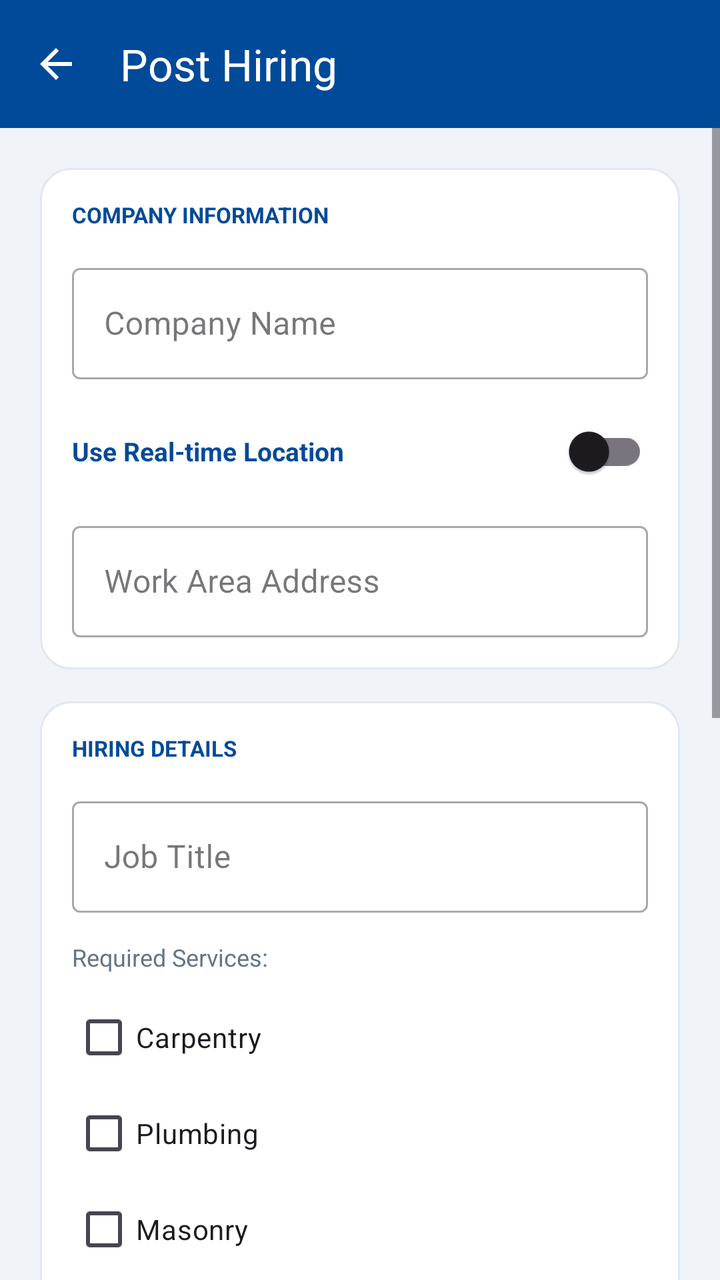
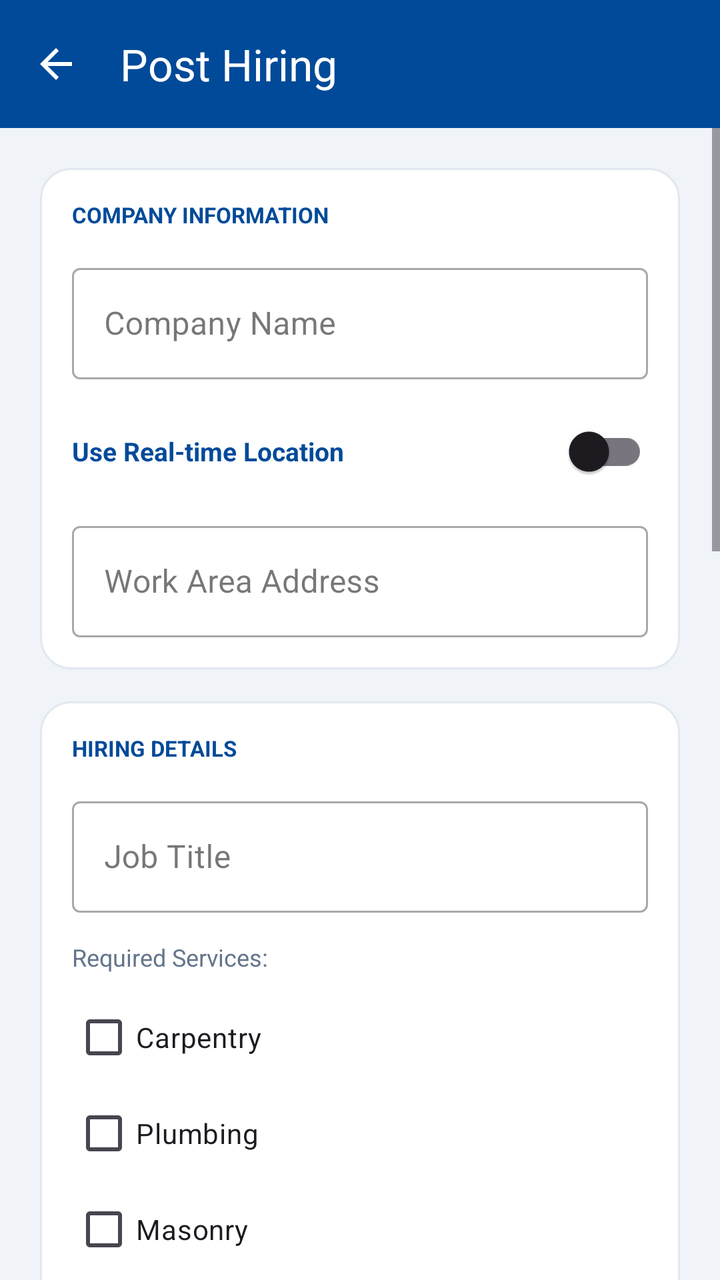

Two renders of the same Android screen: before a commit and after it. Below are the layout's source before the change and the commit's diff.
<!-- AndroidManifest.xml: application theme Theme.Newtacks -->
<!-- res/layout/activity_create_hiring.xml -->
<?xml version="1.0" encoding="utf-8"?>
<LinearLayout
    xmlns:android="http://schemas.android.com/apk/res/android"
    xmlns:app="http://schemas.android.com/apk/res-auto"
    android:layout_width="match_parent"
    android:layout_height="match_parent"
    android:orientation="vertical"
    android:background="#F0F4F8">

    <androidx.appcompat.widget.Toolbar
        android:id="@+id/toolbar"
        android:layout_width="match_parent"
        android:layout_height="?attr/actionBarSize"
        android:background="#004A99"
        android:elevation="4dp"
        app:title="Post Hiring"
        app:titleTextColor="#FFFFFF"
        app:navigationIcon="@drawable/ic_back" />

    <ScrollView
        android:layout_width="match_parent"
        android:layout_height="match_parent"
        android:fillViewport="true">

        <LinearLayout
            android:layout_width="match_parent"
            android:layout_height="wrap_content"
            android:orientation="vertical"
            android:padding="20dp">

            
            <LinearLayout
                android:layout_width="match_parent"
                android:layout_height="wrap_content"
                android:orientation="vertical"
                android:background="@drawable/bg_card"
                android:padding="16dp"
                android:layout_marginBottom="16dp">

                <TextView
                    android:layout_width="wrap_content"
                    android:layout_height="wrap_content"
                    android:text="COMPANY INFORMATION"
                    android:textColor="#004A99"
                    android:textSize="11sp"
                    android:textStyle="bold"
                    android:layout_marginBottom="14dp" />

                <com.google.android.material.textfield.TextInputLayout
                    android:layout_width="match_parent"
                    android:layout_height="wrap_content"
                    android:hint="Company Name"
                    style="@style/Widget.MaterialComponents.TextInputLayout.OutlinedBox"
                    android:layout_marginBottom="12dp">
                    <com.google.android.material.textfield.TextInputEditText
                        android:id="@+id/etCompanyName"
                        android:layout_width="match_parent"
                        android:layout_height="wrap_content"
                        android:enabled="false" />
                </com.google.android.material.textfield.TextInputLayout>

                <LinearLayout
                    android:layout_width="match_parent"
                    android:layout_height="wrap_content"
                    android:orientation="horizontal"
                    android:gravity="center_vertical"
                    android:layout_marginBottom="8dp">

                    <TextView
                        android:layout_width="0dp"
                        android:layout_height="wrap_content"
                        android:layout_weight="1"
                        android:text="Use Real-time Location"
                        android:textColor="#004A99"
                        android:textStyle="bold"
                        android:textSize="13sp" />

                    <com.google.android.material.switchmaterial.SwitchMaterial
                        android:id="@+id/switchRealTimeLocation"
                        android:layout_width="wrap_content"
                        android:layout_height="wrap_content" />
                </LinearLayout>

                <com.google.android.material.textfield.TextInputLayout
                    android:layout_width="match_parent"
                    android:layout_height="wrap_content"
                    android:hint="Work Area Address"
                    style="@style/Widget.MaterialComponents.TextInputLayout.OutlinedBox">
                    <com.google.android.material.textfield.TextInputEditText
                        android:id="@+id/etCompanyAddress"
                        android:layout_width="match_parent"
                        android:layout_height="wrap_content" />
                </com.google.android.material.textfield.TextInputLayout>

            </LinearLayout>

            
            <LinearLayout
                android:layout_width="match_parent"
                android:layout_height="wrap_content"
                android:orientation="vertical"
                android:background="@drawable/bg_card"
                android:padding="16dp"
                android:layout_marginBottom="16dp">

                <TextView
                    android:layout_width="wrap_content"
                    android:layout_height="wrap_content"
                    android:text="HIRING DETAILS"
                    android:textColor="#004A99"
                    android:textSize="11sp"
                    android:textStyle="bold"
                    android:layout_marginBottom="14dp" />

                <com.google.android.material.textfield.TextInputLayout
                    android:layout_width="match_parent"
                    android:layout_height="wrap_content"
                    android:hint="Job Title"
                    style="@style/Widget.MaterialComponents.TextInputLayout.OutlinedBox"
                    android:layout_marginBottom="14dp">
                    <com.google.android.material.textfield.TextInputEditText
                        android:id="@+id/etHiringTitle"
                        android:layout_width="match_parent"
                        android:layout_height="wrap_content" />
                </com.google.android.material.textfield.TextInputLayout>

                <TextView
                    android:layout_width="wrap_content"
                    android:layout_height="wrap_content"
                    android:text="Required Services:"
                    android:textColor="#64748B"
                    android:textSize="12sp"
                    android:layout_marginBottom="8dp" />

                <CheckBox android:id="@+id/cbCarpentry" android:layout_width="wrap_content" android:layout_height="wrap_content" android:text="Carpentry" />
                <CheckBox android:id="@+id/cbPlumbing" android:layout_width="wrap_content" android:layout_height="wrap_content" android:text="Plumbing" />
                <CheckBox android:id="@+id/cbMasonry" android:layout_width="wrap_content" android:layout_height="wrap_content" android:text="Masonry" />
                <CheckBox android:id="@+id/cbWelding" android:layout_width="wrap_content" android:layout_height="wrap_content" android:text="Welding" />
                <CheckBox android:id="@+id/cbPainting" android:layout_width="wrap_content" android:layout_height="wrap_content" android:text="Painting" />

                <TextView
                    android:layout_width="wrap_content"
                    android:layout_height="wrap_content"
                    android:text="Employment Type:"
                    android:textColor="#64748B"
                    android:textSize="12sp"
                    android:layout_marginTop="12dp"
                    android:layout_marginBottom="8dp" />

                <RadioGroup
                    android:id="@+id/rgEmploymentType"
                    android:layout_width="match_parent"
                    android:layout_height="wrap_content"
                    android:orientation="horizontal">
                    <RadioButton android:id="@+id/rbPartTime" android:layout_width="wrap_content" android:layout_height="wrap_content" android:text="Part-time" />
                    <RadioButton android:id="@+id/rbFullTime" android:layout_width="wrap_content" android:layout_height="wrap_content" android:text="Full-time" android:layout_marginStart="8dp" />
                    <RadioButton android:id="@+id/rbProject" android:layout_width="wrap_content" android:layout_height="wrap_content" android:text="Project" android:layout_marginStart="8dp" />
                </RadioGroup>

            </LinearLayout>

            
            <LinearLayout
                android:layout_width="match_parent"
                android:layout_height="wrap_content"
                android:orientation="vertical"
                android:background="@drawable/bg_card"
                android:padding="16dp"
                android:layout_marginBottom="16dp">

                <TextView
                    android:layout_width="wrap_content"
                    android:layout_height="wrap_content"
                    android:text="RATE &amp; SCHEDULE"
                    android:textColor="#004A99"
                    android:textSize="11sp"
                    android:textStyle="bold"
                    android:layout_marginBottom="14dp" />

                <com.google.android.material.textfield.TextInputLayout
                    android:layout_width="match_parent"
                    android:layout_height="wrap_content"
                    android:hint="Daily Rate"
                    app:prefixText="₱ "
                    style="@style/Widget.MaterialComponents.TextInputLayout.OutlinedBox"
                    android:layout_marginBottom="14dp">
                    <com.google.android.material.textfield.TextInputEditText
                        android:id="@+id/etDailyRate"
                        android:layout_width="match_parent"
                        android:layout_height="wrap_content"
                        android:inputType="numberDecimal" />
                </com.google.android.material.textfield.TextInputLayout>

                <TextView
                    android:layout_width="wrap_content"
                    android:layout_height="wrap_content"
                    android:text="Hiring Deadline (Post will close after this date)"
                    android:textColor="#64748B"
                    android:textSize="12sp"
                    android:layout_marginTop="14dp"
                    android:layout_marginBottom="4dp" />

                <com.google.android.material.button.MaterialButton
                    android:id="@+id/btnSelectClosingDate"
                    android:layout_width="match_parent"
                    android:layout_height="52dp"
                    android:text="Select Closing Date"
                    app:backgroundTint="#FFFFFF"
                    android:textColor="#64748B"
                    app:strokeWidth="1dp"
                    app:strokeColor="#CBD5E1"
                    app:cornerRadius="8dp"
                    app:icon="@drawable/ic_calendar"
                    app:iconTint="#004A99"
                    app:iconGravity="textStart" />

            </LinearLayout>

            <com.google.android.material.button.MaterialButton
                android:id="@+id/btnSubmitHiring"
                android:layout_width="match_parent"
                android:layout_height="56dp"
                android:text="Post Hiring Request"
                android:textStyle="bold"
                app:cornerRadius="12dp"
                app:backgroundTint="#004A99"
                android:layout_marginBottom="24dp" />

        </LinearLayout>
    </ScrollView>

</LinearLayout>
<!-- resources referenced by this layout -->
<resources>
  <!-- drawable bg_card (drawable) -->
  <?xml version="1.0" encoding="utf-8"?>
  <shape xmlns:android="http://schemas.android.com/apk/res/android"
      android:shape="rectangle">
      <solid android:color="#FFFFFF" />
      <corners android:radius="15dp" />
      <stroke android:width="1dp" android:color="#E2E8F0" />
  </shape>
  <!-- drawable ic_back (drawable) -->
  <?xml version="1.0" encoding="utf-8"?>
  <vector xmlns:android="http://schemas.android.com/apk/res/android"
      android:width="24dp"
      android:height="24dp"
      android:viewportWidth="24"
      android:viewportHeight="24">
      <path
          android:fillColor="#FFFFFF"
          android:pathData="M20,11H7.83l5.59,-5.59L12,4l-8,8 8,8 1.41,-1.41L7.83,13H20v-2z"/>
  </vector>
  <!-- drawable ic_calendar (drawable) -->
  <?xml version="1.0" encoding="utf-8"?>
  <vector xmlns:android="http://schemas.android.com/apk/res/android"
      android:width="24dp"
      android:height="24dp"
      android:viewportWidth="24"
      android:viewportHeight="24">
      <path
          android:fillColor="#000000"
          android:pathData="M19,3h-1V1h-2v2H8V1H6v2H5C3.89,3 3,3.9 3,5v14c0,1.1 0.89,2 2,2h14c1.1,0 2,-0.9 2,-2V5C21,3.9 20.1,3 19,3zM19,19H5V8h14V19zM7,10h5v5H7z"/>
  </vector>
  <style name="Theme.Newtacks" parent="Base.Theme.Newtacks" />
  <style name="Base.Theme.Newtacks" parent="Theme.Material3.DayNight.NoActionBar">
          <item name="colorPrimary">#004A99</item>
          <item name="colorPrimaryContainer">#004A99</item>
          <item name="colorOnPrimary">#FFFFFF</item>
          <item name="colorSecondary">#004A99</item>
          <item name="colorOnSecondary">#FFFFFF</item>
          <item name="colorTertiary">#004A99</item>
          <item name="colorSecondaryContainer">#EBF2FF</item>
          <item name="colorOnSecondaryContainer">#004A99</item>
          <item name="android:statusBarColor">#004A99</item>
          <item name="android:navigationBarColor">#FFFFFF</item>
          <item name="android:windowLightStatusBar" tools:targetApi="m">false</item>
      </style>
</resources>

<!-- the commit's change to res/layout/activity_create_hiring.xml (unified diff, before → after) -->
@@ -156,6 +156,95 @@
                     <RadioButton android:id="@+id/rbFullTime" android:layout_width="wrap_content" android:layout_height="wrap_content" android:text="Full-time" android:layout_marginStart="8dp" />
                     <RadioButton android:id="@+id/rbProject" android:layout_width="wrap_content" android:layout_height="wrap_content" android:text="Project" android:layout_marginStart="8dp" />
                 </RadioGroup>
+
+            </LinearLayout>
+
+            
+            <LinearLayout
+                android:layout_width="match_parent"
+                android:layout_height="wrap_content"
+                android:orientation="vertical"
+                android:background="@drawable/bg_card"
+                android:padding="16dp"
+                android:layout_marginBottom="16dp">
+
+                <TextView
+                    android:layout_width="wrap_content"
+                    android:layout_height="wrap_content"
+                    android:text="PHOTOS"
+                    android:textColor="#004A99"
+                    android:textSize="11sp"
+                    android:textStyle="bold"
+                    android:layout_marginBottom="14dp" />
+
+                <HorizontalScrollView
+                    android:layout_width="match_parent"
+                    android:layout_height="wrap_content"
+                    android:layout_marginBottom="12dp">
+                    <LinearLayout
+                        android:id="@+id/layoutSelectedImages"
+                        android:layout_width="wrap_content"
+                        android:layout_height="wrap_content"
+                        android:orientation="horizontal" />
+                </HorizontalScrollView>
+
+                <com.google.android.material.button.MaterialButton
+                    android:id="@+id/btnAddPhoto"
+                    style="@style/Widget.MaterialComponents.Button.TextButton"
+                    android:layout_width="wrap_content"
+                    android:layout_height="wrap_content"
+                    android:text="Add Photo"
+                    app:icon="@drawable/ic_plus" />
+
+            </LinearLayout>
+
+            
+            <LinearLayout
+                android:layout_width="match_parent"
+                android:layout_height="wrap_content"
+                android:orientation="vertical"
+                android:background="@drawable/bg_card"
+                android:padding="16dp"
+                android:layout_marginBottom="16dp">
+
+                <TextView
+                    android:layout_width="wrap_content"
+                    android:layout_height="wrap_content"
+                    android:text="DETAILED DESCRIPTION"
+                    android:textColor="#004A99"
+                    android:textSize="11sp"
+                    android:textStyle="bold"
+                    android:layout_marginBottom="14dp" />
+
+                <com.google.android.material.textfield.TextInputLayout
+                    android:layout_width="match_parent"
+                    android:layout_height="wrap_content"
+                    android:hint="Job Description"
+                    style="@style/Widget.MaterialComponents.TextInputLayout.OutlinedBox"
+                    android:layout_marginBottom="16dp">
+                    <com.google.android.material.textfield.TextInputEditText
+                        android:id="@+id/etJobDescription"
+                        android:layout_width="match_parent"
+                        android:layout_height="wrap_content"
+                        android:inputType="textMultiLine"
+                        android:minLines="3"
+                        android:gravity="top" />
+                </com.google.android.material.textfield.TextInputLayout>
+
+                <com.google.android.material.textfield.TextInputLayout
+                    android:layout_width="match_parent"
+                    android:layout_height="wrap_content"
+                    android:hint="Responsibilities"
+                    style="@style/Widget.MaterialComponents.TextInputLayout.OutlinedBox"
+                    android:layout_marginBottom="14dp">
+                    <com.google.android.material.textfield.TextInputEditText
+                        android:id="@+id/etResponsibilities"
+                        android:layout_width="match_parent"
+                        android:layout_height="wrap_content"
+                        android:inputType="textMultiLine"
+                        android:minLines="3"
+                        android:gravity="top" />
+                </com.google.android.material.textfield.TextInputLayout>
 
             </LinearLayout>
 
<!-- resource entries referenced after the edit -->
@@ -30,6 +30,16 @@
           android:fillColor="#000000"
           android:pathData="M19,3h-1V1h-2v2H8V1H6v2H5C3.89,3 3,3.9 3,5v14c0,1.1 0.89,2 2,2h14c1.1,0 2,-0.9 2,-2V5C21,3.9 20.1,3 19,3zM19,19H5V8h14V19zM7,10h5v5H7z"/>
   </vector>
+  <!-- drawable ic_plus (drawable) -->
+  <vector xmlns:android="http://schemas.android.com/apk/res/android"
+      android:width="24dp"
+      android:height="24dp"
+      android:viewportWidth="24"
+      android:viewportHeight="24">
+      <path
+          android:fillColor="#000000"
+          android:pathData="M19,13h-6v6h-2v-6H5v-2h6V5h2v6h6v2Z"/>
+  </vector>
   <style name="Theme.Newtacks" parent="Base.Theme.Newtacks" />
   <style name="Base.Theme.Newtacks" parent="Theme.Material3.DayNight.NoActionBar">
           <item name="colorPrimary">#004A99</item>
